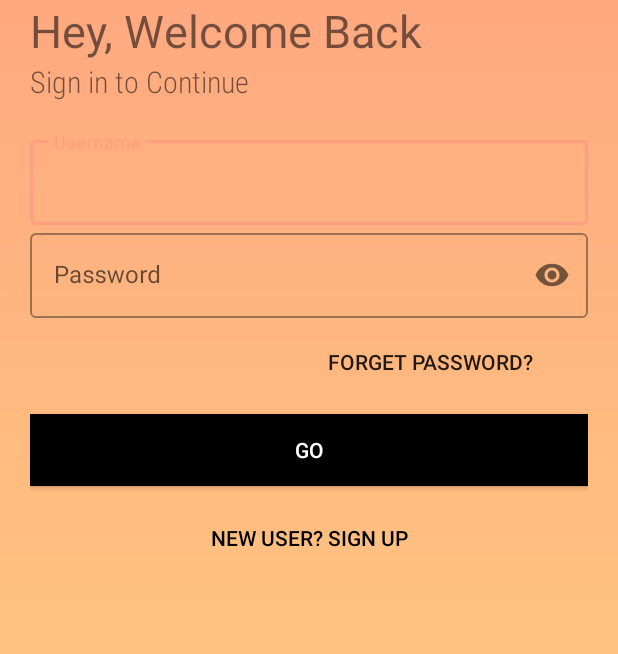
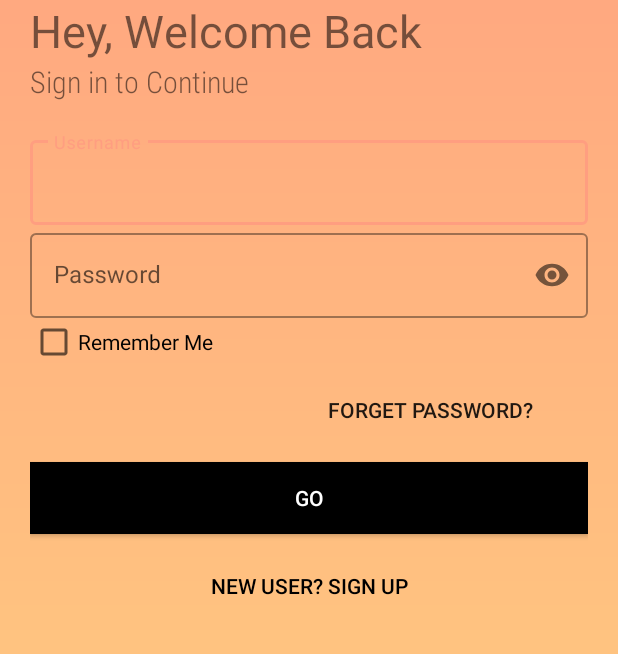
Before and after one commit to michaelamanda259/Baby, an Android app: the screen it shows after launch (LoginActivity), on a phone screen of 412 x 824 dp, the part 255-909 px from its top. Run offline under Robolectric (Android 15) with nearby library versions, the phone set to English and light mode, and no system bars; our stand-ins replace Firebase (no records; nobody signed in at launch, a user with empty details on screens opened directly); Roboto replaces fonts that are not available here.

Commit message:
-added remember me -added profile for baby

```diff
--- a/app/src/main/res/layout/activity_login.xml
+++ b/app/src/main/res/layout/activity_login.xml
@@ -4,8 +4,8 @@
     xmlns:tools="http://schemas.android.com/tools"
     android:layout_width="match_parent"
     android:layout_height="match_parent"
+    android:background="@drawable/bg_color"
     android:orientation="vertical"
-    android:background="@drawable/bg_color"
     android:padding="20dp"
     tools:context=".LoginActivity">
 
@@ -30,8 +30,8 @@
         android:layout_width="wrap_content"
         android:layout_height="wrap_content"
         android:text="Sign in to Continue"
+        android:textSize="20sp"
         android:transitionName="logo_text2"
-        android:textSize="20sp"
         app:fontFamily="sans-serif-condensed-light" />
 
     <LinearLayout
@@ -42,58 +42,63 @@
         android:orientation="vertical">
 
         <com.google.android.material.textfield.TextInputLayout
+            android:id="@+id/etUsername"
+            style="@style/Widget.MaterialComponents.TextInputLayout.OutlinedBox"
             android:layout_width="match_parent"
             android:layout_height="wrap_content"
-            android:id="@+id/etUsername"
-            android:hint="Username"
-            style="@style/Widget.MaterialComponents.TextInputLayout.OutlinedBox">
+            android:hint="Username">
 
-        <com.google.android.material.textfield.TextInputEditText
-            android:layout_width="match_parent"
-            android:layout_height="wrap_content"
-            android:transitionName="tan_text1" />
+            <com.google.android.material.textfield.TextInputEditText
+                android:layout_width="match_parent"
+                android:layout_height="wrap_content"
+                android:transitionName="tan_text1" />
 
         </com.google.android.material.textfield.TextInputLayout>
 
         <com.google.android.material.textfield.TextInputLayout
+            android:id="@+id/etPassword"
+            style="@style/Widget.MaterialComponents.TextInputLayout.OutlinedBox"
             android:layout_width="match_parent"
             android:layout_height="wrap_content"
-            android:id="@+id/etPassword"
             android:hint="Password"
             android:transitionName="tan_text2"
-        app:passwordToggleEnabled="true"
-            style="@style/Widget.MaterialComponents.TextInputLayout.OutlinedBox">
+            app:passwordToggleEnabled="true">
 
             <com.google.android.material.textfield.TextInputEditText
                 android:layout_width="match_parent"
                 android:layout_height="wrap_content"
-                android:transitionName="tan_phone"
-                android:inputType="textPassword"/>
+                android:inputType="textPassword"
+                android:transitionName="tan_phone" />
         </com.google.android.material.textfield.TextInputLayout>
 
+        <CheckBox
+            android:id="@+id/cb_remember"
+            android:layout_width="wrap_content"
+            android:layout_height="wrap_content"
+            android:text="Remember Me"/>
         <Button
             android:layout_width="200dp"
             android:layout_height="wrap_content"
             android:layout_gravity="right"
             android:layout_margin="5dp"
             android:background="#00000000"
+            android:elevation="0dp"
             android:onClick="forgetPassword"
-            android:transitionName="tan_forgetpass"
-            android:elevation="0dp"
-            android:text="Forget Password?" />
+            android:text="Forget Password?"
+            android:transitionName="tan_forgetpass" />
 
         <Button
             android:id="@+id/login_btn"
             android:layout_width="match_parent"
             android:layout_height="wrap_content"
-            android:text="GO"
-            android:onClick="loginUser"
+            android:layout_marginTop="5dp"
+            android:layout_marginBottom="5dp"
 
             android:background="#000"
+            android:onClick="loginUser"
+            android:text="GO"
             android:textColor="#fff"
-            android:transitionName="tan_go"
-            android:layout_marginTop="5dp"
-            android:layout_marginBottom="5dp"/>
+            android:transitionName="tan_go" />
 
         <Button
             android:id="@+id/btn_sign_up"
@@ -102,9 +107,9 @@
             android:layout_gravity="right"
             android:layout_margin="5dp"
             android:background="#00000000"
-            android:transitionName="tan_signup"
             android:text="New User? SIGN UP"
-            android:textColor="#000"/>
+            android:textColor="#000"
+            android:transitionName="tan_signup" />
 
     </LinearLayout>
 
```
Also changed, not shown: app/src/main/AndroidManifest.xml (+8 -4 lines), app/src/main/java/com/example/baby/BottleFeedingActivity.java (+0 -7 lines), app/src/main/java/com/example/baby/Dashboard.java (+28 -1 lines), app/src/main/java/com/example/baby/DiaperActivity.java (+84 -0 lines), app/src/main/java/com/example/baby/LoginActivity.java (+43 -0 lines), app/src/main/java/com/example/baby/SetBabyDetail.java (added, +13 -0 lines), app/src/main/res/layout/activity_dashboard.xml (+12 -1 lines), app/src/main/res/layout/activity_diaper.xml (+9 -2 lines), app/src/main/res/layout/activity_set_baby_detail.xml (added, +147 -0 lines).
